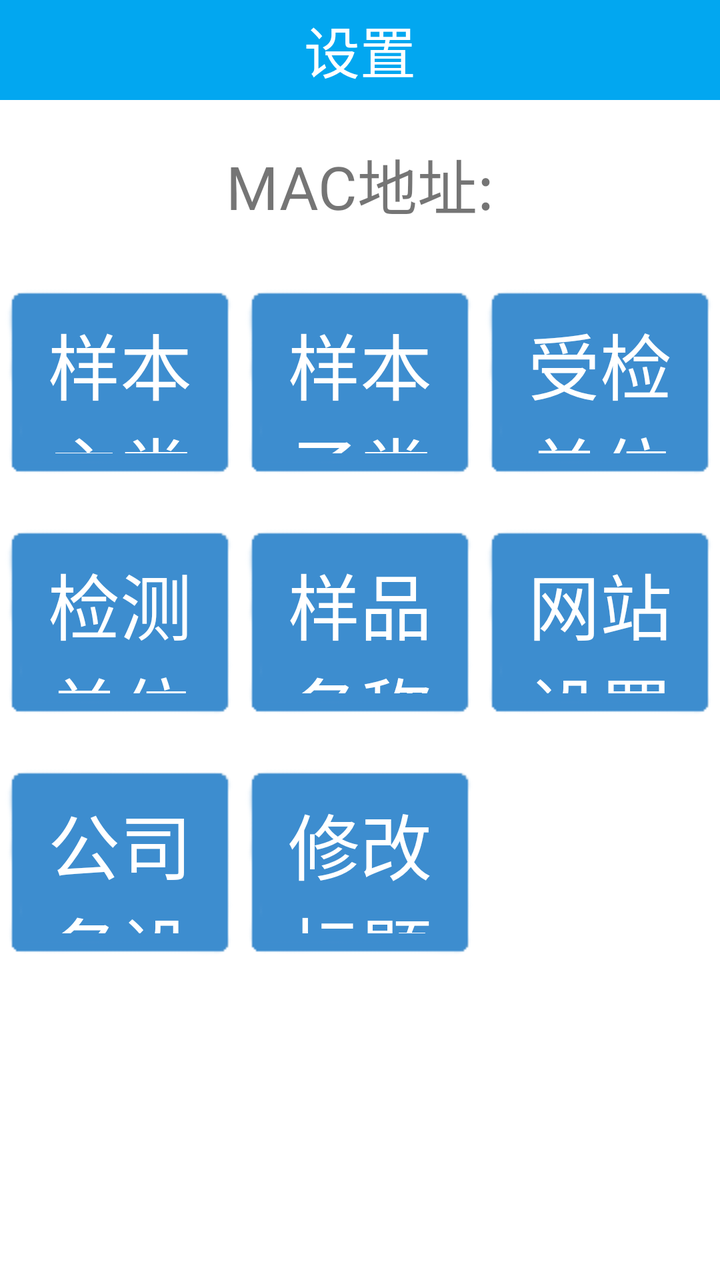
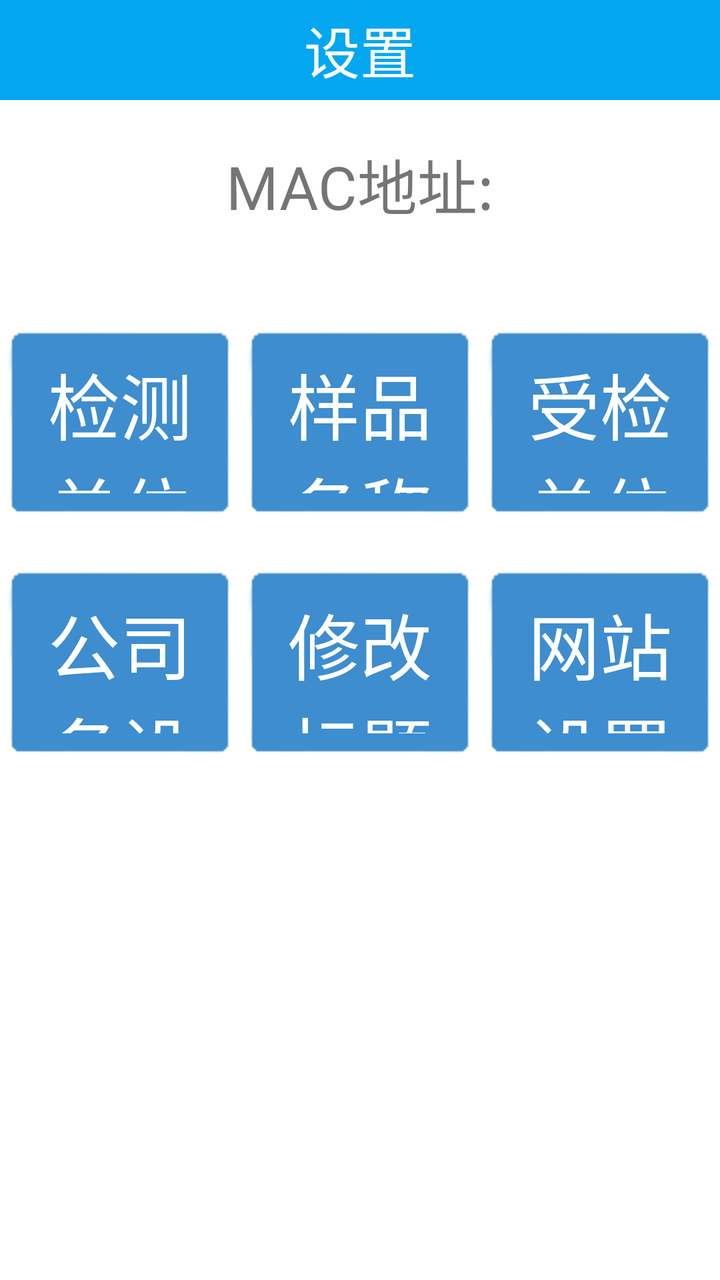

An Android layout rendered at two revisions. The XML below is the earlier revision; the diff shows what the commit changed to produce the second picture.
<!-- AndroidManifest.xml: application theme AppTheme -->
<!-- res/layout/activity_setting.xml -->
<?xml version="1.0" encoding="utf-8"?>
<LinearLayout xmlns:android="http://schemas.android.com/apk/res/android"
    xmlns:app="http://schemas.android.com/apk/res-auto"
    android:layout_width="match_parent"
    android:layout_height="match_parent"
    android:background="#FFFFFF"
    android:orientation="vertical">

    <TextView
        android:id="@+id/tv_title"
        android:layout_width="match_parent"
        android:layout_height="50dp"
        android:background="@color/THEME_COLOR"
        android:gravity="center"
        android:text="设置"
        android:textColor="@color/white"
        android:textSize="28sp" />

    <ScrollView
        android:layout_width="match_parent"
        android:layout_height="wrap_content">

        <LinearLayout
            android:layout_width="match_parent"
            android:layout_height="match_parent"
            android:gravity="center"
            android:orientation="vertical"
            app:layout_constraintBottom_toBottomOf="parent"
            app:layout_constraintTop_toBottomOf="@+id/tv_title">

            <TextView
                android:id="@+id/tv_mac_url"
                android:layout_width="match_parent"
                android:layout_height="wrap_content"
                android:layout_marginTop="20dp"
                android:layout_marginBottom="10dp"
                android:gravity="center"
                android:text="MAC地址:"
                android:textSize="30sp" />

            <LinearLayout
                android:layout_width="match_parent"
                android:layout_height="wrap_content"
                android:layout_marginTop="20dp"
                android:orientation="horizontal">

                <Button
                    android:id="@+id/btn_sample_type_main"
                    android:layout_width="0dp"
                    android:layout_height="100dp"
                    android:layout_weight="1"
                    android:background="@drawable/btn_default1"
                    android:text="样本主类"
                    android:textColor="#ffffff"
                    android:textSize="36sp" />

                <Button
                    android:id="@+id/btn_sample_type_child"
                    android:layout_width="0dp"
                    android:layout_height="100dp"
                    android:layout_weight="1"
                    android:background="@drawable/btn_default1"
                    android:text="样本子类"
                    android:textColor="#ffffff"
                    android:textSize="36sp" />

                <Button
                    android:id="@+id/btn_bcheck_ori"
                    android:layout_width="0dp"
                    android:layout_height="100dp"
                    android:layout_weight="1"
                    android:background="@drawable/btn_default1"
                    android:text="受检单位"
                    android:textColor="#ffffff"
                    android:textSize="36sp" />
            </LinearLayout>

            <LinearLayout
                android:layout_width="match_parent"
                android:layout_height="wrap_content"
                android:layout_marginTop="20dp"
                android:orientation="horizontal">

                <Button
                    android:id="@+id/btn_check_ori"
                    android:layout_width="0dp"
                    android:layout_height="100dp"
                    android:layout_weight="1"
                    android:background="@drawable/btn_default1"
                    android:text="检测单位"
                    android:textColor="#ffffff"
                    android:textSize="36sp" />

                <Button
                    android:id="@+id/btn_sample"
                    android:layout_width="0dp"
                    android:layout_height="100dp"
                    android:layout_weight="1"
                    android:background="@drawable/btn_default1"
                    android:text="样品名称"
                    android:textColor="#ffffff"
                    android:textSize="36sp" />

                <Button
                    android:id="@+id/btn_open_1"
                    android:layout_width="0dp"
                    android:layout_height="100dp"
                    android:layout_weight="1"
                    android:background="@drawable/btn_default1"
                    android:text="网站设置"
                    android:textColor="#ffffff"
                    android:textSize="36sp" />

                <Button
                    android:id="@+id/btn_open_2"
                    android:layout_width="0dp"
                    android:layout_height="100dp"
                    android:layout_weight="1"
                    android:background="@drawable/btn_default1"
                    android:text="密码设置"
                    android:textColor="#ffffff"
                    android:textSize="36sp"
                    android:visibility="gone" />
            </LinearLayout>

            <LinearLayout
                android:layout_width="match_parent"
                android:layout_marginTop="20dp"
                android:layout_height="wrap_content"
                android:orientation="horizontal">

                <Button
                    android:id="@+id/btn_open_4"
                    android:layout_width="0dp"
                    android:layout_height="100dp"
                    android:layout_weight="1"
                    android:background="@drawable/btn_default1"
                    android:text="公司名设置"
                    android:textColor="#ffffff"
                    android:textSize="36sp"
                    android:visibility="visible" />

                <Button
                    android:id="@+id/btn_open_5"
                    android:layout_width="0dp"
                    android:layout_height="100dp"
                    android:layout_weight="1"
                    android:background="@drawable/btn_default1"
                    android:text="修改标题"
                    android:textColor="#ffffff"
                    android:textSize="36sp"
                    android:visibility="visible" />


                <Button
                    android:id="@+id/btn_open_3"
                    android:layout_width="0dp"
                    android:layout_height="100dp"
                    android:layout_weight="1"
                    android:background="@drawable/btn_default1"
                    android:text="本机归属地设置"
                    android:textColor="#ffffff"
                    android:textSize="36sp"
                    android:visibility="invisible" />
            </LinearLayout>
        </LinearLayout>
    </ScrollView>
</LinearLayout>
<!-- resources referenced by this layout -->
<resources>
  <color name="THEME_COLOR">#02A7F0</color>
  <color name="white">#ffffff</color>
  <!-- drawable btn_default1 (drawable) -->
  <?xml version="1.0" encoding="utf-8"?>
  <selector xmlns:android="http://schemas.android.com/apk/res/android">
      <item android:state_pressed="true" android:drawable="@drawable/btn_blue_selected1"></item>
      <item android:state_pressed="false" android:drawable="@drawable/btn_blue_normal1"></item>
      <item android:drawable="@drawable/btn_blue_normal1"></item>
  </selector>
  <style name="AppTheme" parent="Theme.AppCompat.Light.DarkActionBar">
          
          <item name="android:windowNoTitle">true</item>
          <item name="android:windowFullscreen">true</item>
      </style>
  <!-- drawable btn_blue_selected1: png bitmap (drawable, 444 bytes) -->
  <!-- drawable btn_blue_normal1: png bitmap (drawable, 832 bytes) -->
</resources>

<!-- the commit's change to res/layout/activity_setting.xml (unified diff, before → after) -->
@@ -52,7 +52,8 @@
                     android:background="@drawable/btn_default1"
                     android:text="样本主类"
                     android:textColor="#ffffff"
-                    android:textSize="36sp" />
+                    android:textSize="36sp"
+                    android:visibility="gone" />
 
                 <Button
                     android:id="@+id/btn_sample_type_child"
@@ -62,17 +63,20 @@
                     android:background="@drawable/btn_default1"
                     android:text="样本子类"
                     android:textColor="#ffffff"
-                    android:textSize="36sp" />
+                    android:textSize="36sp"
+                    android:visibility="gone" />
 
                 <Button
-                    android:id="@+id/btn_bcheck_ori"
+                    android:id="@+id/btn_open_3"
                     android:layout_width="0dp"
                     android:layout_height="100dp"
                     android:layout_weight="1"
                     android:background="@drawable/btn_default1"
-                    android:text="受检单位"
+                    android:text="本机归属地设置"
                     android:textColor="#ffffff"
-                    android:textSize="36sp" />
+                    android:textSize="36sp"
+                    android:visibility="gone" />
+
             </LinearLayout>
 
             <LinearLayout
@@ -102,14 +106,15 @@
                     android:textSize="36sp" />
 
                 <Button
-                    android:id="@+id/btn_open_1"
+                    android:id="@+id/btn_bcheck_ori"
                     android:layout_width="0dp"
                     android:layout_height="100dp"
                     android:layout_weight="1"
                     android:background="@drawable/btn_default1"
-                    android:text="网站设置"
+                    android:text="受检单位"
                     android:textColor="#ffffff"
                     android:textSize="36sp" />
+
 
                 <Button
                     android:id="@+id/btn_open_2"
@@ -125,9 +130,10 @@
 
             <LinearLayout
                 android:layout_width="match_parent"
+                android:layout_height="wrap_content"
                 android:layout_marginTop="20dp"
-                android:layout_height="wrap_content"
                 android:orientation="horizontal">
+
 
                 <Button
                     android:id="@+id/btn_open_4"
@@ -151,17 +157,16 @@
                     android:textSize="36sp"
                     android:visibility="visible" />
 
-
                 <Button
-                    android:id="@+id/btn_open_3"
+                    android:id="@+id/btn_open_1"
                     android:layout_width="0dp"
                     android:layout_height="100dp"
                     android:layout_weight="1"
                     android:background="@drawable/btn_default1"
-                    android:text="本机归属地设置"
+                    android:text="网站设置"
                     android:textColor="#ffffff"
-                    android:textSize="36sp"
-                    android:visibility="invisible" />
+                    android:textSize="36sp" />
+
             </LinearLayout>
         </LinearLayout>
     </ScrollView>
